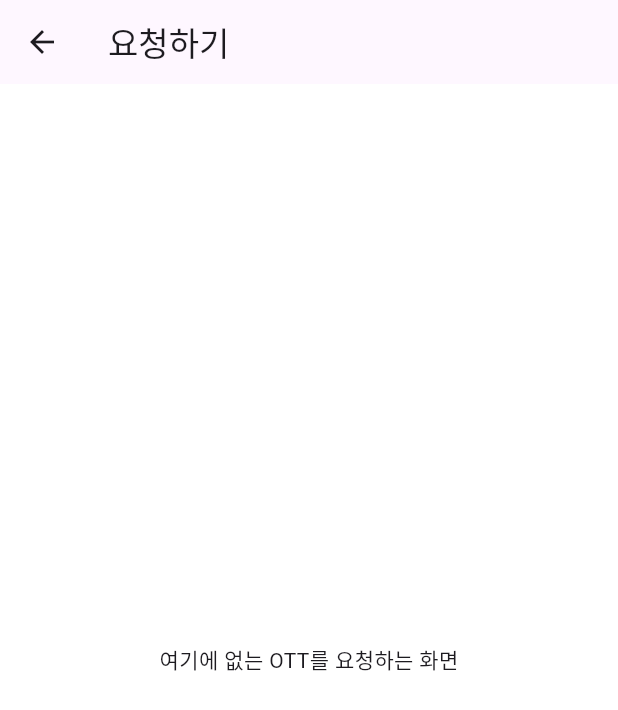
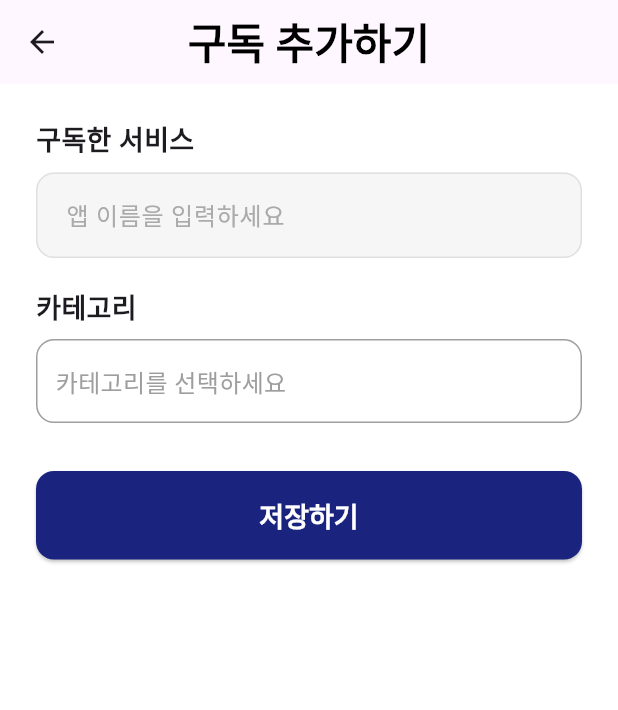
Before and after one commit to opensw-subscribe/sub, a Flutter app: the ChooseAIScreen screen opened directly, after a tap on "여기에 없어요 😢", on a phone screen of 412 x 824 dp. Shown: the top 710 px of the screen. Run offline on Flutter 3.47's test engine with Material 3 defaults, Android fonts, the phone set to English and light mode, and no system bars; our stand-ins replace carousel_slider; Roboto replaces fonts that are missing (Pretendard).

Commit message:
WriteSubScreen UI 수정 및 기능 추가

```diff
--- a/poc_app_usage/lib/screens/choose_platform_screen.dart
+++ b/poc_app_usage/lib/screens/choose_platform_screen.dart
@@ -4,7 +4,8 @@ import 'package:poc_app_usage/screens/sort_of_sub/choose_music_screen.dart';
 import 'package:poc_app_usage/screens/sort_of_sub/choose_contents_screen.dart';
 import 'package:poc_app_usage/screens/sort_of_sub/choose_cloud_screen.dart';
 import 'package:poc_app_usage/screens/sort_of_sub/choose_ai_screen.dart';
-import 'package:poc_app_usage/screens/sort_of_sub/choose_shopping_screen.dart';
+import 'package:poc_app_usage/screens/sort_of_sub/choose_lifestyle_screen.dart';
+import 'package:poc_app_usage/screens/write_sub_screen.dart';
 
 void main() {
   runApp(const MaterialApp(
@@ -18,7 +19,7 @@ class SubscriptionScreen extends StatelessWidget {
 
   @override
   Widget build(BuildContext context) {
-    final List<String> buttons = ['OTT', 'Music', 'Contents', 'Cloud', 'AI', 'Shopping'];
+    final List<String> buttons = ['OTT', 'Music', 'Contents', 'Cloud', 'AI', 'LifeStyle'];
 
     return Scaffold(
       appBar: AppBar(
@@ -93,28 +94,28 @@ class SubscriptionScreen extends StatelessWidget {
                                   Navigator.push(
                                     context,
                                     MaterialPageRoute(
-                                      builder: (context) => const ChooseContentsScreen(), // 나중에 ContentsScreen
+                                      builder: (context) => const ChooseContentsScreen(),
                                     ),
                                   );
                                 } else if (label == 'Cloud') {
                                   Navigator.push(
                                     context,
                                     MaterialPageRoute(
-                                      builder: (context) => const ChooseCloudScreen(), // 나중에 CloudScreen
+                                      builder: (context) => const ChooseCloudScreen(),
                                     ),
                                   );
                                 } else if (label == 'AI') {
                                   Navigator.push(
                                     context,
                                     MaterialPageRoute(
-                                      builder: (context) => const ChooseAIScreen(), // 나중에 AiScreen
+                                      builder: (context) => const ChooseAIScreen(),
                                     ),
                                   );
-                                } else if (label == 'Shopping') {
+                                } else if (label == 'LifeStyle') {
                                   Navigator.push(
                                     context,
                                     MaterialPageRoute(
-                                      builder: (context) => const ChooseShoppingScreen(), // 나중에 ShoppingScreen
+                                      builder: (context) => const ChooseLifestyleScreen(),
                                     ),
                                   );
                                 }
@@ -145,7 +146,7 @@ class SubscriptionScreen extends StatelessWidget {
                 Navigator.push(
                   context,
                   MaterialPageRoute(
-                    builder: (context) => const Placeholder(), // 나중에 RequestSubScreen
+                    builder: (context) => const WriteSubScreen(), // 나중에 RequestSubScreen
                   ),
                 );
               },
--- a/poc_app_usage/lib/screens/request_sub_screen.dart
+++ /dev/null
@@ -1,15 +0,0 @@
-import 'package:flutter/material.dart';
-
-class RequestSubScreen extends StatelessWidget {
-  const RequestSubScreen({super.key});
-
-  @override
-  Widget build(BuildContext context) {
-    return Scaffold(
-      appBar: AppBar(title: const Text('요청하기')),
-      body: const Center(
-        child: Text('여기에 없는 OTT를 요청하는 화면'),
-      ),
-    );
-  }
-}
--- a/poc_app_usage/lib/screens/sort_of_sub/choose_AI_screen.dart
+++ b/poc_app_usage/lib/screens/sort_of_sub/choose_AI_screen.dart
@@ -1,11 +1,11 @@
 import 'package:flutter/material.dart';
-import 'package:poc_app_usage/screens/request_sub_screen.dart';
+import 'package:poc_app_usage/screens/write_sub_screen.dart';
 class ChooseAIScreen extends StatelessWidget {
   const ChooseAIScreen({super.key});
 
   @override
   Widget build(BuildContext context) {
-    final List<String> buttons = ['chat GPT', 'Claude', 'GitHub Copilot', 'Notion AI', 'MidJourney', 'Tabnine'];
+    final List<String> buttons = ['ChatGPT', 'Google Gemini', 'Notion AI', 'Canva'];
 
     return Scaffold(
       appBar: AppBar(
@@ -51,7 +51,7 @@ class ChooseAIScreen extends StatelessWidget {
               ),
             ),
 
-            const SizedBox(height: 65),
+            const SizedBox(height: 18),
 
             for (int row = 0; row < 3; row++) ...[
               Row(
@@ -87,7 +87,9 @@ class ChooseAIScreen extends StatelessWidget {
                             ),
                           ),
                         ),
-                      ),
+                      )
+                    else
+                      const Expanded(child: SizedBox()),
                 ],
               ),
             ],
@@ -98,7 +100,7 @@ class ChooseAIScreen extends StatelessWidget {
                 onPressed: () {
                   Navigator.push(
                     context,
-                    MaterialPageRoute(builder: (context) => const RequestSubScreen()),
+                    MaterialPageRoute(builder: (context) => const WriteSubScreen()),
                   );
                 },
                 style: ElevatedButton.styleFrom(
--- /dev/null
+++ b/poc_app_usage/lib/screens/write_sub_screen.dart
@@ -0,0 +1,186 @@
+import 'package:flutter/material.dart';
+
+class WriteSubScreen extends StatefulWidget {
+  const WriteSubScreen({super.key});
+
+  @override
+  State<WriteSubScreen> createState() => _WriteSubScreenState();
+}
+
+class _WriteSubScreenState extends State<WriteSubScreen> {
+  final TextEditingController appNameController = TextEditingController();
+
+
+  String? selectedCategory;
+
+
+  final List<String> categories = [
+    'OTT',
+    'Music',
+    'Contents',
+    'Cloud',
+    'AI',
+    'LifeStyle',
+    '기타',
+  ];
+
+
+  void _showCategoryPicker() {
+    showModalBottomSheet(
+      context: context,
+      shape: const RoundedRectangleBorder(
+        borderRadius: BorderRadius.vertical(top: Radius.circular(20)),
+      ),
+      builder: (BuildContext context) {
+        return ListView.builder(
+          shrinkWrap: true,
+          itemCount: categories.length,
+          itemBuilder: (context, index) {
+            return ListTile(
+              title: Center(
+                child: Text(
+                  categories[index],
+                  style: const TextStyle(
+                    fontSize: 18,
+                    fontWeight: FontWeight.bold,
+                  ),
+                ),
+              ),
+              onTap: () {
+                setState(() {
+                  selectedCategory = categories[index];
+                });
+                Navigator.pop(context);
+              },
+            );
+          },
+        );
+      },
+    );
+  }
+
+  void _submitData() {
+    final appName = appNameController.text.trim();
+    final category = selectedCategory;
+
+    if (appName.isEmpty || category == null) {
+      ScaffoldMessenger.of(context).showSnackBar(
+        const SnackBar(content: Text('앱 이름과 카테고리를 모두 입력해주세요.')),
+      );
+      return;
+    }
+
+    print('입력된 앱 이름: $appName');
+    print('선택된 카테고리: $category');
+
+    ScaffoldMessenger.of(context).showSnackBar(
+      const SnackBar(content: Text('앱 정보가 저장되었습니다!')),
+    );
+
+    appNameController.clear();
+    setState(() {
+      selectedCategory = null;
+    });
+  }
+
+  @override
+  Widget build(BuildContext context) {
+    return Scaffold(
+      appBar: AppBar(
+        centerTitle: true,
+        title: const Text(
+          '구독 추가하기',
+          style: TextStyle(
+            fontSize: 28,
+            fontWeight: FontWeight.bold,
+            color: Colors.black,
+          ),
+        ),
+        leading: BackButton(onPressed: () => Navigator.pop(context)),
+      ),
+      body: Padding(
+        padding: const EdgeInsets.all(24.0),
+        child: Column(
+          crossAxisAlignment: CrossAxisAlignment.start,
+          children: [
+            const Text(
+              '구독한 서비스',
+              style: TextStyle(
+                fontSize: 18,
+                fontWeight: FontWeight.bold,
+              ),
+            ),
+            const SizedBox(height: 8),
+            TextField(
+              controller: appNameController,
+              decoration: InputDecoration(
+                hintText: '앱 이름을 입력하세요',
+                border: OutlineInputBorder(
+                  borderRadius: BorderRadius.circular(12),
+                ),
+              ),
+            ),
+            const SizedBox(height: 20),
+
+            const Text(
+              '카테고리',
+              style: TextStyle(
+                fontSize: 18,
+                fontWeight: FontWeight.bold,
+              ),
+            ),
+            const SizedBox(height: 8),
+
+            GestureDetector(
+              onTap: _showCategoryPicker,
+              child: SizedBox(
+              height: 56,
+              width: double.infinity,
+              child: Container(
+                padding:
+                    const EdgeInsets.symmetric(vertical: 16, horizontal: 12),
+                decoration: BoxDecoration(
+                  border: Border.all(color: Colors.black38),
+                  borderRadius: BorderRadius.circular(12),
+                ),
+                child: Text(
+                  selectedCategory ?? '카테고리를 선택하세요',
+                  style: TextStyle(
+                    fontSize: 16,
+                    color: selectedCategory == null
+                        ? Colors.grey
+                        : Colors.black,
+                  ),
+                ),
+              ),
+            ),
+            ),
+            const SizedBox(height: 32),
+
+            SizedBox(
+              width: double.infinity,
+              child: ElevatedButton(
+                onPressed: _submitData,
+                style: ElevatedButton.styleFrom(
+                  backgroundColor: const Color(0xFF1A237E),
+                  padding: const EdgeInsets.symmetric(vertical: 16),
+                  shape: RoundedRectangleBorder(
+                    borderRadius: BorderRadius.circular(12),
+                  ),
+                ),
+                child: const Text(
+                  '저장하기',
+                  style: TextStyle(
+                    color: Colors.white,
+                    fontSize: 18,
+                    fontWeight: FontWeight.bold,
+                  ),
+                ),
+              ),
+            ),
+          ],
+        ),
+      ),
+    );
+  }
+}
```
Also changed, not shown: poc_app_usage/lib/screens/login_screen.dart (+125 -0 lines), poc_app_usage/lib/screens/sort_of_sub/choose_cloud_screen.dart (+6 -4 lines), poc_app_usage/lib/screens/sort_of_sub/choose_contents_screen.dart (+7 -5 lines), poc_app_usage/lib/screens/sort_of_sub/choose_lifestyle_screen.dart (renamed from poc_app_usage/lib/screens/sort_of_sub/choose_shopping_screen.dart, +10 -7 lines), poc_app_usage/lib/screens/sort_of_sub/choose_music_screen.dart (+7 -5 lines), poc_app_usage/lib/screens/sort_of_sub/choose_ott_screen.dart (+8 -5 lines).
